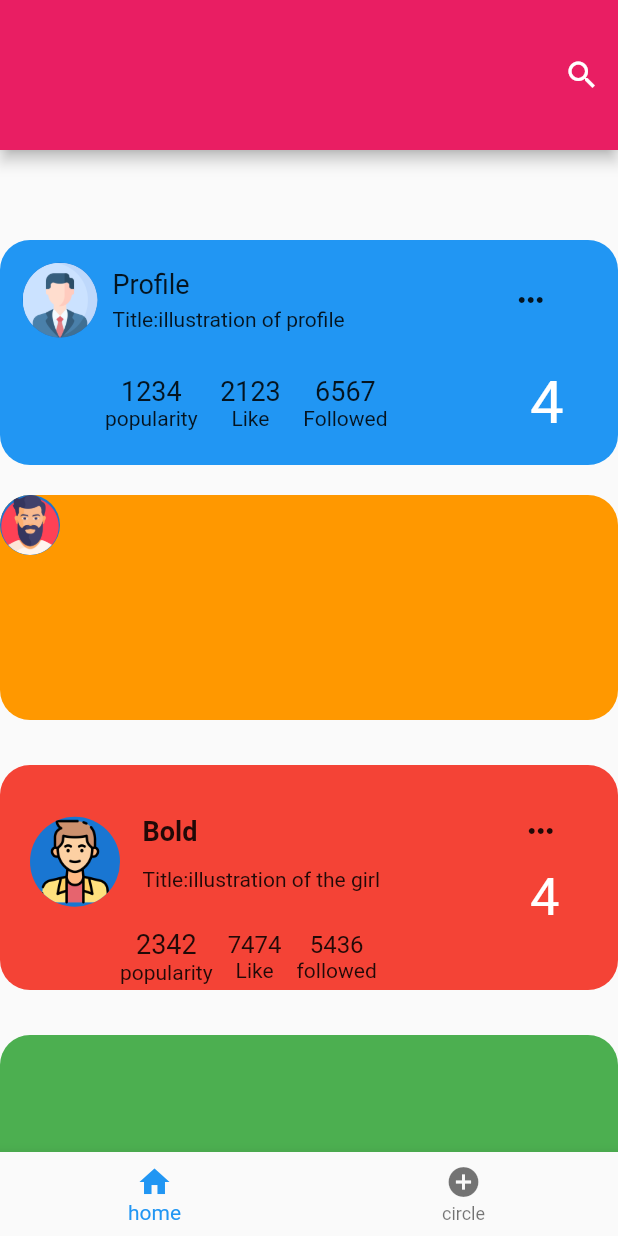
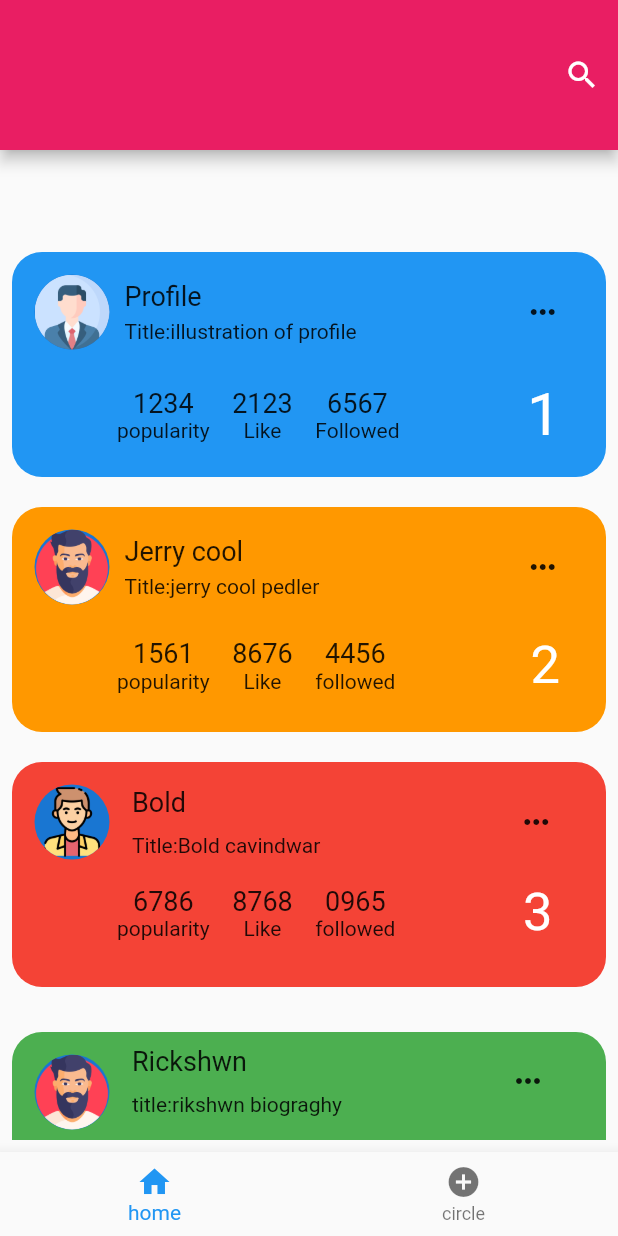
Before and after one commit to Harii2767/widget, a Flutter app: the screen it shows after launch, on a phone screen of 412 x 824 dp. Run offline on Flutter 3.47's test engine with Material 2 defaults, Android fonts, the phone set to English and light mode, and no system bars.

Commit message:
updated screen one

```diff
--- a/lib/screenone.dart
+++ b/lib/screenone.dart
@@ -18,7 +18,9 @@ class Screenone extends StatelessWidget {
         BottomNavigationBarItem(icon: Icon(Icons.home), label: 'home'),
         BottomNavigationBarItem(icon: Icon(Icons.add_circle), label: 'circle'),
       ]),
-      body: SingleChildScrollView(
+      body: Padding(
+        padding: const EdgeInsets.all(8.0),
+        child: SingleChildScrollView(
           child: Column(
             children: [
               const SizedBox(
@@ -28,7 +30,8 @@ class Screenone extends StatelessWidget {
                 height: 150,
                 width: double.infinity,
                 decoration: BoxDecoration(
-                  borderRadius: BorderRadius.circular(20), color: Colors.blue),
+                    borderRadius: BorderRadius.circular(20),
+                    color: Colors.blue),
                 child: Column(
                   children: [
                     Padding(
@@ -38,7 +41,8 @@ class Screenone extends StatelessWidget {
                         children: [
                           const CircleAvatar(
                             radius: 25,
-                          backgroundImage: AssetImage('lib/image/profile.png'),
+                            backgroundImage:
+                                AssetImage('lib/image/profile.png'),
                           ),
                           const SizedBox(
                             width: 10,
@@ -104,11 +108,12 @@ class Screenone extends StatelessWidget {
                             ],
                           ),
                           SizedBox(
-                          width: 95,
+                            width: 85,
                           ),
                           Text(
-                          '4',
-                          style: TextStyle(fontSize: (40), color: Colors.white),
+                            '1',
+                            style:
+                                TextStyle(fontSize: (40), color: Colors.white),
                           )
                         ],
                       ),
@@ -125,11 +130,187 @@ class Screenone extends StatelessWidget {
                 decoration: BoxDecoration(
                     borderRadius: BorderRadius.circular(20),
                     color: Colors.orange),
-              child: const Column(crossAxisAlignment: CrossAxisAlignment.start,
+                child: Column(
+                  crossAxisAlignment: CrossAxisAlignment.start,
                   children: [
-                  CircleAvatar(
-                    radius: 20,
+                    Padding(
+                      padding: const EdgeInsets.only(top: 15, left: 15),
+                      child: Row(
+                        children: [
+                          const CircleAvatar(
+                            radius: 25,
                             backgroundImage: AssetImage('lib/image/man.png'),
+                          ),
+                          const SizedBox(
+                            width: 10,
+                          ),
+                          const Column(
+                            crossAxisAlignment: CrossAxisAlignment.start,
+                            children: [
+                              Text(
+                                'Jerry cool',
+                                style: TextStyle(fontSize: (18)),
+                              ),
+                              SizedBox(
+                                height: 5,
+                              ),
+                              Text('Title:jerry cool pedler')
+                            ],
+                          ),
+                          const SizedBox(
+                            width: 125,
+                          ),
+                          IconButton(
+                              onPressed: () {},
+                              icon: const Icon(Icons.more_horiz))
+                        ],
+                      ),
+                    ),
+                    const Padding(
+                      padding: EdgeInsets.only(left: 70, top: 20),
+                      child: Row(
+                        children: [
+                          Column(
+                            children: [
+                              Text(
+                                '1561',
+                                style: TextStyle(fontSize: (18)),
+                              ),
+                              Text('popularity')
+                            ],
+                          ),
+                          SizedBox(
+                            width: 15,
+                          ),
+                          Column(
+                            children: [
+                              Text(
+                                '8676',
+                                style: TextStyle(fontSize: (18)),
+                              ),
+                              Text('Like')
+                            ],
+                          ),
+                          SizedBox(
+                            width: 15,
+                          ),
+                          Column(
+                            children: [
+                              Text(
+                                '4456',
+                                style: TextStyle(fontSize: (18)),
+                              ),
+                              Text('followed')
+                            ],
+                          ),
+                          SizedBox(
+                            width: 90,
+                          ),
+                          Text(
+                            '2',
+                            style:
+                                TextStyle(fontSize: (35), color: Colors.white),
+                          )
+                        ],
+                      ),
+                    )
+                  ],
+                ),
+              ),
+              const SizedBox(
+                height: 20,
+              ),
+              Container(
+                height: 150,
+                width: double.infinity,
+                decoration: BoxDecoration(
+                    borderRadius: BorderRadius.circular(20), color: Colors.red),
+                child: Column(
+                  crossAxisAlignment: CrossAxisAlignment.start,
+                  children: [
+                    Padding(
+                      padding: const EdgeInsets.only(top: 15, left: 15),
+                      child: Row(
+                        children: [
+                          const CircleAvatar(
+                            radius: 25,
+                            backgroundImage:
+                                AssetImage('lib/image/young-man.png'),
+                          ),
+                          const SizedBox(
+                            width: 15,
+                          ),
+                          const Column(
+                            crossAxisAlignment: CrossAxisAlignment.start,
+                            children: [
+                              Text(
+                                'Bold',
+                                style: TextStyle(fontSize: (18)),
+                              ),
+                              SizedBox(
+                                height: 10,
+                              ),
+                              Text('Title:Bold cavindwar'),
+                            ],
+                          ),
+                          const SizedBox(
+                            width: 120,
+                          ),
+                          IconButton(
+                              onPressed: () {},
+                              icon: const Icon(Icons.more_horiz))
+                        ],
+                      ),
+                    ),
+                    const SizedBox(
+                      height: 15,
+                    ),
+                    const Padding(
+                      padding: EdgeInsets.only(left: 70),
+                      child: Row(
+                        children: [
+                          Column(
+                            children: [
+                              Text(
+                                '6786',
+                                style: TextStyle(fontSize: (18)),
+                              ),
+                              Text('popularity')
+                            ],
+                          ),
+                          SizedBox(
+                            width: 15,
+                          ),
+                          Column(
+                            children: [
+                              Text(
+                                '8768',
+                                style: TextStyle(fontSize: (18)),
+                              ),
+                              Text('Like')
+                            ],
+                          ),
+                          SizedBox(
+                            width: 15,
+                          ),
+                          Column(
+                            children: [
+                              Text(
+                                '0965',
+                                style: TextStyle(fontSize: (18)),
+                              ),
+                              Text('followed')
+                            ],
+                          ),
+                          SizedBox(
+                            width: 85,
+                          ),
+                          Text(
+                            '3',
+                            style: TextStyle(fontSize: 35, color: Colors.white),
+                          )
+                        ],
+                      ),
                     )
                   ],
                 ),
@@ -141,103 +322,42 @@ class Screenone extends StatelessWidget {
                 height: 150,
                 width: double.infinity,
                 decoration: BoxDecoration(
-                  borderRadius: BorderRadius.circular(20), color: Colors.red),
-              child: Align(
-                alignment: Alignment.topLeft,
-                child: Padding(
-                  padding: const EdgeInsets.only(top: 20.0, left: 20),
+                    borderRadius: BorderRadius.circular(20),
+                    color: Colors.green),
                 child: Column(
                   children: [
                     Row(
                       children: [
-                          const CircleAvatar(
-                            radius: 30.0,
-                            backgroundImage:
-                                AssetImage('lib/image/young-man.png'),
+                        const Padding(
+                          padding: EdgeInsets.only(top: 15, left: 15),
+                          child: CircleAvatar(
+                            radius: 25,
+                            backgroundImage: AssetImage('lib/image/man.png'),
+                          ),
                         ),
                         const SizedBox(
                           width: 15,
                         ),
-                          Column(
+                        Row(
+                          children: [
+                            const Column(
                               crossAxisAlignment: CrossAxisAlignment.start,
                               children: [
-                              Row(
-                                mainAxisAlignment:
-                                    MainAxisAlignment.spaceBetween,
-                                children: [
-                                  const Text(
-                                    'Bold',
-                                    style: TextStyle(
-                                        fontSize: (18),
-                                        fontWeight: FontWeight.bold),
+                                Text(
+                                  'Rickshwn',
+                                  style: TextStyle(fontSize: (18)),
+                                ),
+                                SizedBox(
+                                  height: 10,
+                                ),
+                                Text('title:rikshwn biograghy')
+                              ],
                             ),
                             const SizedBox(
-                                    width: 205,
+                              width: 100,
                             ),
                             IconButton(
-                                      onPressed: () {},
-                                      icon:
-                                          const Icon(Icons.more_horiz_rounded))
-                                ],
-                              ),
-                              const Row(
-                                crossAxisAlignment: CrossAxisAlignment.start,
-                                children: [
-                                  Text('Title:illustration of the girl'),
-                                  SizedBox(
-                                    width: 100,
-                                  ),
-                                  Text(
-                                    '4',
-                                    style: TextStyle(
-                                        fontSize: (35), color: Colors.white),
-                                  ),
-                                ],
-                              ),
-                            ],
-                          ),
-                        ],
-                      ), //SizedBox(height: 0,),
-                      const Column(
-                        children: [
-                          Row(
-                            children: [
-                              SizedBox(
-                                width: 60,
-                              ),
-                              Column(
-                                children: [
-                                  Text(
-                                    '2342',
-                                    style: TextStyle(fontSize: (18)),
-                                  ),
-                                  Text('popularity'),
-                                ],
-                              ),
-                              SizedBox(
-                                width: (10),
-                              ),
-                              Column(
-                                children: [
-                                  Text(
-                                    '7474',
-                                    style: TextStyle(fontSize: (16)),
-                                  ),
-                                  Text('Like'),
-                                ],
-                              ),
-                              SizedBox(
-                                width: 10,
-                              ),
-                              Column(
-                                children: [
-                                  Text(
-                                    '5436',
-                                    style: TextStyle(fontSize: (16)),
-                                  ),
-                                  Text('followed')
-                                ],
-                              )
+                                onPressed: () {}, icon: const Icon(Icons.more_horiz))
                           ],
                         )
                       ],
@@ -245,18 +365,8 @@ class Screenone extends StatelessWidget {
                   ],
                 ),
               ),
+            ],
           ),
-            ),
-            const SizedBox(
-              height: 30,
-            ),
-            Container(
-              height: 150,
-              width: double.infinity,
-              decoration: BoxDecoration(
-                  borderRadius: BorderRadius.circular(20), color: Colors.green),
-            ),
-          ],
         ),
       ),
     );
```
Lines whose indentation alone changed are shown as unchanged.
